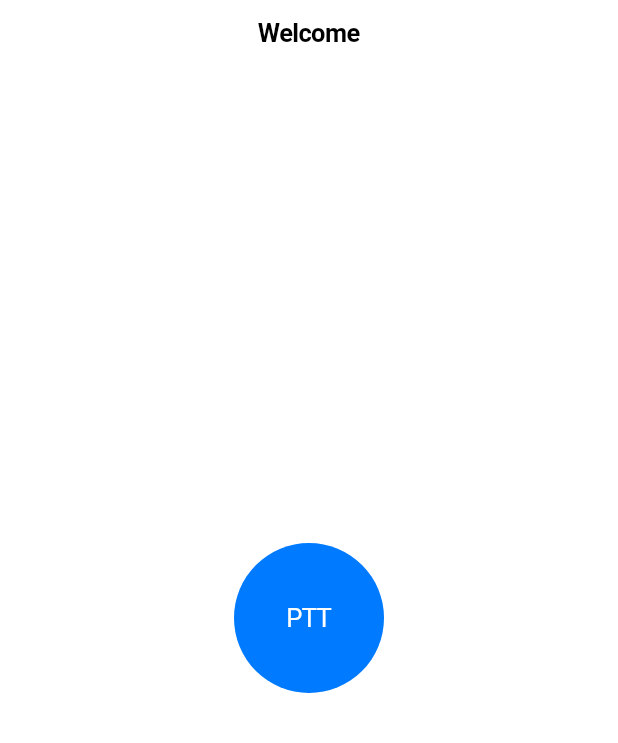
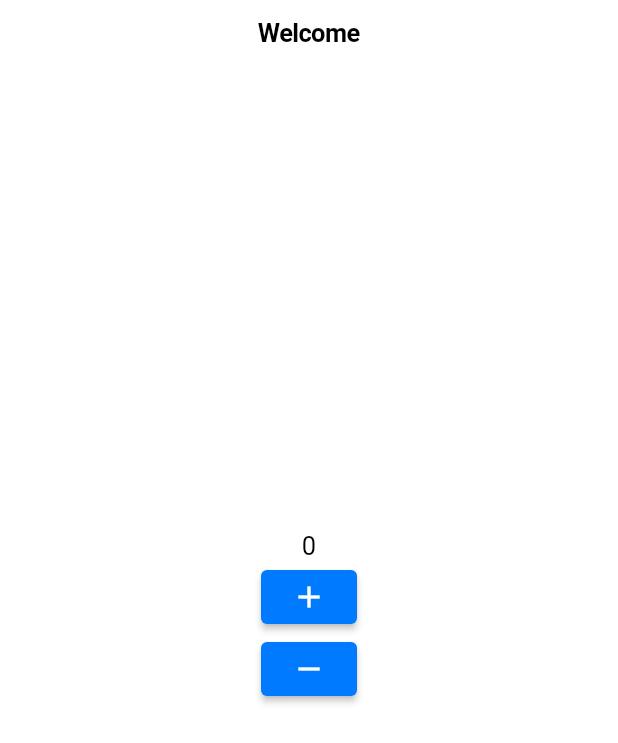
Before and after one commit to starchykov/flutter_login_app, a Flutter app: the CounterPage screen opened directly, on a phone screen of 412 x 824 dp. Shown: the top 743 px of the screen. Run offline on Flutter 3.47's test engine with Material 2 defaults, Android fonts, the phone set to English and light mode, and no system bars; our stand-ins replace shared_preferences; accounts and stored records are empty; generated files the repository leaves out were written again.

Commit message:
Some general improvements

```diff
--- a/lib/ui/screens/counter_screen/counter_page.dart
+++ b/lib/ui/screens/counter_screen/counter_page.dart
@@ -2,7 +2,6 @@ import 'package:flutter/cupertino.dart';
 import 'package:flutter/material.dart';
 import 'package:flutter_login_app/ui/screens/counter_screen/counter_state.dart';
 import 'package:flutter_login_app/ui/screens/counter_screen/counter_view_model.dart';
-import 'package:flutter_login_app/ui/screens/ptt_screen/ptt_screen.dart';
 import 'package:provider/provider.dart';
 
 class CounterPage extends StatelessWidget {
@@ -17,8 +16,8 @@ class CounterPage extends StatelessWidget {
 
   @override
   Widget build(BuildContext context) {
-    return CupertinoPageScaffold(
-      navigationBar: const CupertinoNavigationBar(
+    return const CupertinoPageScaffold(
+      navigationBar: CupertinoNavigationBar(
         automaticallyImplyLeading: false,
         middle: Text('Welcome'),
       ),
@@ -26,10 +25,9 @@ class CounterPage extends StatelessWidget {
         child: Column(
           mainAxisSize: MainAxisSize.min,
           children:  [
-            // _CountTitle(),
-            // _CountIncrementButton(),
-            // _CountDecrementButton(),
-            PTT.render(),
+            _CountTitle(),
+            _CountIncrementButton(),
+            _CountDecrementButton(),
           ],
         ),
       ),
--- a/lib/ui/screens/ptt_screen/ptt_screen.dart
+++ /dev/null
@@ -1,43 +0,0 @@
-import 'package:flutter/cupertino.dart';
-import 'package:flutter_login_app/ui/screens/ptt_screen/ptt_screen_state.dart';
-import 'package:flutter_login_app/ui/screens/ptt_screen/ptt_screen_view_model.dart';
-import 'package:provider/provider.dart';
-
-class PTT extends StatelessWidget {
-  const PTT({Key? key}) : super(key: key);
-
-  static Widget render() {
-    return ChangeNotifierProvider(
-      create: (BuildContext context) => PTTViewModel(),
-      child: const PTT(),
-    );
-  }
-
-  @override
-  Widget build(BuildContext context) {
-    final PTTViewModel viewModel = context.read<PTTViewModel>();
-    final PTTState state = context.select((PTTViewModel viewModel) => viewModel.state);
-    return Column(
-      children: [
-        GestureDetector(
-          onLongPress: () => viewModel.startListening(),
-          onLongPressEnd: (details) => viewModel.stopListening(),
-          onForcePressEnd: (details) => viewModel.stopListening(),
-          child: Container(
-            height: 100,
-            width: 100,
-            alignment: Alignment.center,
-            decoration: BoxDecoration(
-              color: state.isRecording ? CupertinoColors.destructiveRed : CupertinoColors.link,
-              borderRadius: BorderRadius.all(Radius.circular(50)),
-            ),
-            child: const Text(
-              'PTT',
-              style: TextStyle(color: CupertinoColors.white),
-            ),
-          ),
-        ),
-      ],
-    );
-  }
-}
--- a/lib/ui/screens/ptt_screen/ptt_screen_state.dart
+++ /dev/null
@@ -1,30 +0,0 @@
-import 'dart:typed_data';
-
-class PTTState {
-  final bool isRecording;
-  final List<Uint8List>? audioChunks;
-  final Uint8List? audioToPlay;
-  final String username;
-
-
-  const PTTState({
-    this.isRecording = false,
-    this.audioChunks = const [],
-    this.audioToPlay,
-    required this.username,
-  });
-
-  PTTState copyWith({
-    bool? isRecording,
-    List<Uint8List>? audioChunks,
-    Uint8List? audioToPlay,
-    String? username,
-  }) {
-    return PTTState(
-      isRecording: isRecording ?? this.isRecording,
-      audioChunks: audioChunks ?? this.audioChunks,
-      audioToPlay: audioToPlay ?? this.audioToPlay,
-      username: username ?? this.username,
-    );
-  }
-}
```
Also changed, not shown: lib/ui/screens/ptt_screen/mic_page.dart (deleted, +0 -384 lines), lib/ui/screens/ptt_screen/ptt_screen_view_model.dart (deleted, +0 -190 lines), 40 other files.
